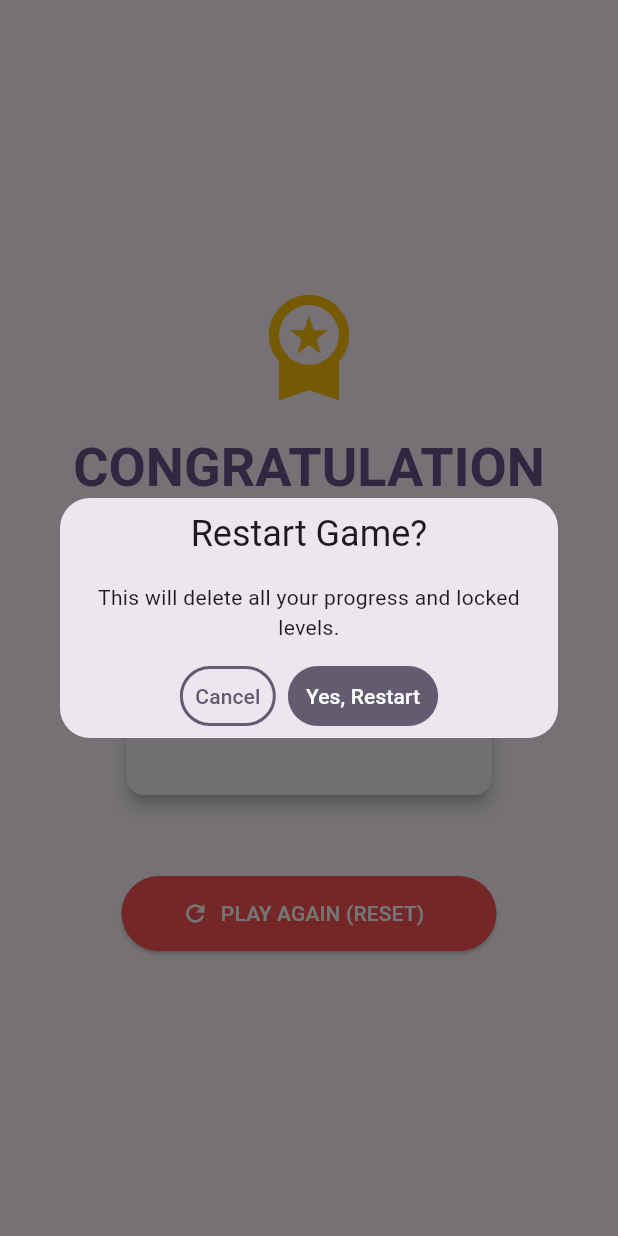
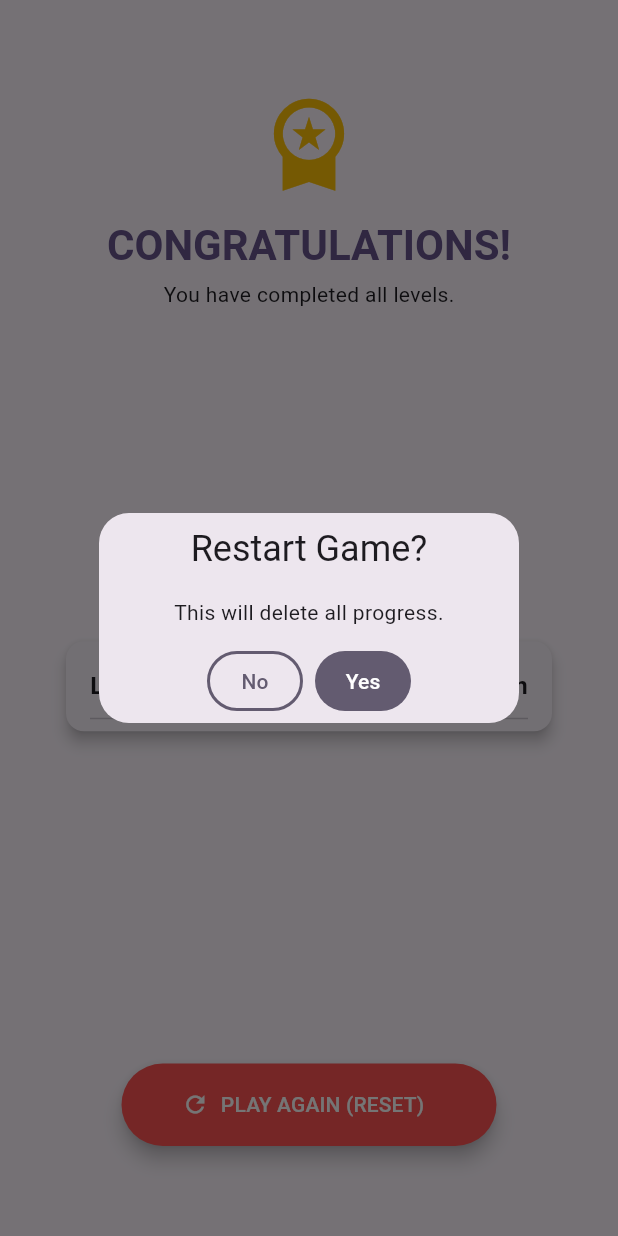
Before and after one commit to matteocivitillo/flutter-flame-memory, a Flutter app: the SummaryScreen screen opened by its route, after a tap on "PLAY AGAIN (RESET)", on a phone screen of 412 x 824 dp. Run offline on Flutter 3.47's test engine with Material 3 defaults, Android fonts, the phone set to English and light mode, and no system bars; our stand-ins replace get, hive_flutter; missing offline and left inert: flame; accounts and stored records are empty; Roboto replaces fonts that are missing (Arial).

Commit message:
improved UI and bux fixed

```diff
--- a/lib/screens/summary_screen.dart
+++ b/lib/screens/summary_screen.dart
@@ -9,80 +9,115 @@ class SummaryScreen extends StatelessWidget {
   @override
   Widget build(BuildContext context) {
     final GameController controller = Get.find<GameController>();
-
-    // Recuperiamo i dati dal database tramite il controller
     final results = controller.getFinalResults();
-
-    // Ordiniamo i risultati per ID livello (per sicurezza)
     final sortedKeys = results.keys.toList()..sort();
 
     return ResponsiveScaffold(
       title: "Adventure Complete",
       showAppBar: false,
+
+      // 1. LayoutBuilder ci dà le dimensioni dello schermo disponibile
+      child: LayoutBuilder(
+        builder: (context, constraints) {
+          return SingleChildScrollView(
+            physics: const BouncingScrollPhysics(),
+            // 2. ConstrainedBox forza la colonna ad essere ALMENO alta quanto lo schermo
+            child: ConstrainedBox(
+              constraints: BoxConstraints(minHeight: constraints.maxHeight),
+
+              // 3. IntrinsicHeight aiuta a calcolare gli spazi corretti
+              child: IntrinsicHeight(
                 child: Padding(
                   padding: const EdgeInsets.all(24.0),
                   child: Column(
-          mainAxisAlignment: MainAxisAlignment.center,
+                    // 4. spaceBetween distribuisce i widget: Testa in alto, Tabella al centro, Bottone in basso
+                    mainAxisAlignment: MainAxisAlignment.spaceBetween,
                     children: [
-            const Icon(Icons.workspace_premium, size: 80, color: Colors.amber),
-            const SizedBox(height: 20),
 
+                      // --- BLOCCO 1: HEADER (Titolo) ---
+                      Column(
+                        children: [
+                          const SizedBox(height: 20), // Margine superiore
+                          const Icon(Icons.workspace_premium, size: 70, color: Colors.amber),
+                          const SizedBox(height: 15),
                           Text(
                             "CONGRATULATIONS!",
-              style: Theme.of(context).textTheme.displaySmall?.copyWith(
+                            style: Theme.of(context).textTheme.headlineMedium?.copyWith(
                               fontWeight: FontWeight.bold,
                               color: Theme.of(context).colorScheme.primary,
                             ),
                             textAlign: TextAlign.center,
                           ),
+                          const SizedBox(height: 5),
                           const Text("You have completed all levels."),
+                        ],
+                      ),
 
-            const SizedBox(height: 40),
-
-            // --- TABELLA RIASSUNTIVA ---
-            Card(
+                      // --- BLOCCO 2: TABELLA (Al Centro) ---
+                      // Non serve Expanded qui grazie a spaceBetween, starà equidistante
+                      Padding(
+                        padding: const EdgeInsets.symmetric(vertical: 20.0),
+                        child: ConstrainedBox(
+                          constraints: const BoxConstraints(maxWidth: 500),
+                          child: Card(
                             elevation: 4,
                             child: Padding(
-                padding: const EdgeInsets.all(16.0),
-                child: DataTable(
-                  columns: const [
-                    DataColumn(label: Text('Level', style: TextStyle(fontWeight: FontWeight.bold))),
-                    DataColumn(label: Text('Time Taken', style: TextStyle(fontWeight: FontWeight.bold))),
+                              padding: const EdgeInsets.symmetric(horizontal: 16.0, vertical: 8.0),
+                              child: Column(
+                                children: [
+                                  // Intestazione
+                                  const Padding(
+                                    padding: EdgeInsets.symmetric(vertical: 10.0),
+                                    child: Row(
+                                      mainAxisAlignment: MainAxisAlignment.spaceBetween,
+                                      children: [
+                                        Text('Level', style: TextStyle(fontWeight: FontWeight.bold, fontSize: 16)),
+                                        Text('Time Taken', style: TextStyle(fontWeight: FontWeight.bold, fontSize: 16)),
                                       ],
-                  rows: sortedKeys.map((id) {
+                                    ),
+                                  ),
+                                  const Divider(height: 1),
+                                  // Righe
+                                  ...sortedKeys.map((id) {
                                     double time = results[id] ?? 0.0;
-                    return DataRow(cells: [
-                      DataCell(Text('Level $id')),
-                      DataCell(Text('${time.toStringAsFixed(2)} sec')),
-                    ]);
-                  }).toList(),
+                                    return Container(
+                                      padding: const EdgeInsets.symmetric(vertical: 12.0),
+                                      decoration: BoxDecoration(
+                                        border: Border(bottom: BorderSide(color: Colors.grey.withOpacity(0.2))),
+                                      ),
+                                      child: Row(
+                                        mainAxisAlignment: MainAxisAlignment.spaceBetween,
+                                        children: [
+                                          Text('Level $id', style: const TextStyle(fontSize: 16)),
+                                          Text('${time.toStringAsFixed(2)} sec', style: const TextStyle(fontSize: 16, fontWeight: FontWeight.w500)),
+                                        ],
+                                      ),
+                                    );
+                                  }),
+                                ],
+                              ),
+                            ),
                           ),
                         ),
                       ),
 
-            const SizedBox(height: 50),
-
-            // --- TASTO RESTART (Distruttivo) ---
-            SizedBox(
+                      // --- BLOCCO 3: FOOTER (Bottone) ---
+                      Padding(
+                        padding: const EdgeInsets.only(bottom: 20.0),
+                        child: SizedBox(
                           width: 250,
-              height: 50,
+                          height: 55, // Un po' più grande per importanza
                           child: ElevatedButton.icon(
                             onPressed: () {
-                  // Mostriamo un dialog di conferma per sicurezza
                               Get.defaultDialog(
                                 title: "Restart Game?",
-                    middleText: "This will delete all your progress and locked levels.",
-                    textConfirm: "Yes, Restart",
-                    textCancel: "Cancel",
+                                middleText: "This will delete all progress.",
+                                textConfirm: "Yes",
+                                textCancel: "No",
                                 confirmTextColor: Colors.white,
                                 onConfirm: () {
-                      // 1. Cancella i dati
                                   controller.resetGameData();
-
-                      // 2. Chiudi il dialog
                                   Get.back();
-
-                      // 3. Torna alla schermata iniziale (rimuovendo tutto lo stack)
                                   Get.offAllNamed('/');
                                 },
                               );
@@ -90,13 +125,20 @@ class SummaryScreen extends StatelessWidget {
                             style: ElevatedButton.styleFrom(
                               backgroundColor: Colors.redAccent,
                               foregroundColor: Colors.white,
+                              elevation: 5,
                             ),
                             icon: const Icon(Icons.refresh),
                             label: const Text("PLAY AGAIN (RESET)"),
                           ),
                         ),
+                      ),
                     ],
                   ),
+                ),
+              ),
+            ),
+          );
+        },
       ),
     );
   }
--- a/lib/widgets/responsive_scaffold.dart
+++ b/lib/widgets/responsive_scaffold.dart
@@ -1,30 +1,19 @@
-/*
-lib/widgets/responsive_scaffold.dart (Teoria: Cap 3 - Device Agnostic)
-Obiettivo: Soddisfare il requisito "max width" e responsive.
-
-Contenuto:
-
-Crea un widget che accetta un child.
-
-Usa Scaffold -> body: Center -> ConstrainedBox (con maxWidth: 960).
-
-Questo assicura che su schermi larghi il gioco non si "spalmi" troppo.
-*/
-
 import 'package:flutter/material.dart';
 
-class ResponsiveScaffold extends StatelessWidget{
+class ResponsiveScaffold extends StatelessWidget {
   final Widget child;
   final String? title;
   final bool showAppBar;
+  final bool fullScreen;
 
   static const double mobileBreakpoint = 600.0;
 
-  const ResponsiveScaffold ({
+  const ResponsiveScaffold({
     super.key,
     required this.child,
     this.title,
     this.showAppBar = true,
+    this.fullScreen = false,
   });
 
   @override
@@ -38,14 +27,14 @@ class ResponsiveScaffold extends StatelessWidget{
           )
         : null,
 
-      body: Center(
+      body: fullScreen
+        ? child
+        : Center(
             child: ConstrainedBox(
               constraints: const BoxConstraints(maxWidth: 960),
-
               child: LayoutBuilder(
                 builder: (context, constraints) {
                   final bool isMobile = constraints.maxWidth < mobileBreakpoint;
-
                   return Padding(
                     padding: EdgeInsets.all(isMobile ? 16.0 : 32.0),
                     child: SizedBox(
@@ -57,7 +46,7 @@ class ResponsiveScaffold extends StatelessWidget{
                 },
               ),
             ),
-      )  ,
+          ),
     );
   }
 }
```
Also changed, not shown: lib/controllers/game_controller.dart (+55 -33 lines), lib/game/memory_game.dart (+51 -33 lines), lib/screens/game_screen.dart (+27 -30 lines). Lines whose indentation alone changed are shown as unchanged.
